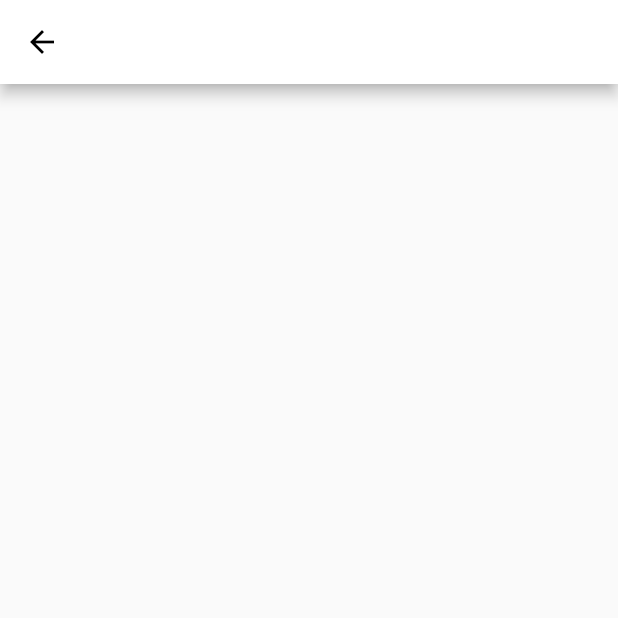
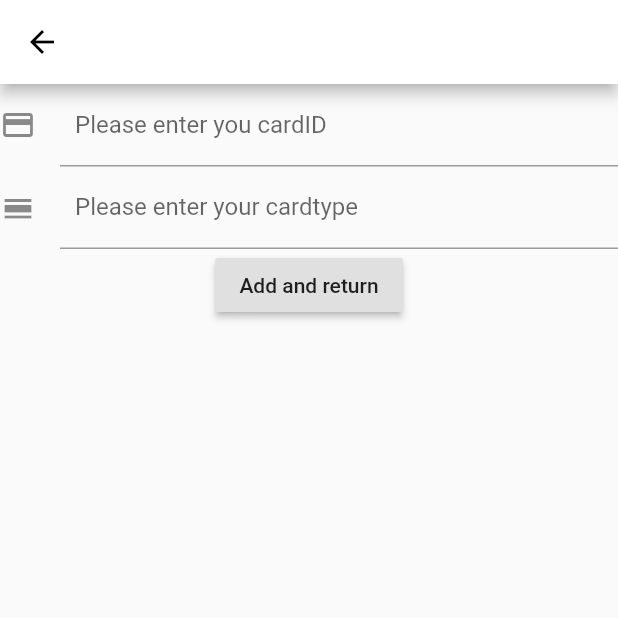
Before and after one commit to Jointlab-ANZ-UESTC/membership-card, a Flutter app: the AddCardWithNumberPage screen opened by its route, on a phone screen of 412 x 824 dp, the top half of it. Run offline on Flutter 3.47's test engine with Material 2 defaults, Android fonts, the phone set to English and light mode, and no system bars; our stand-ins replace dio; network calls fail.

Commit message:
Added AddCardWithNumberPage and connect to AllCardsPage

````diff
--- a/membership_card/lib/model/card_count.dart
+++ b/membership_card/lib/model/card_count.dart
@@ -1,3 +1,5 @@
+import 'dart:convert';
+
 import 'package:flutter/material.dart';
 import 'package:membership_card/model/card_model.dart';
 
--- a/membership_card/lib/model/card_model.dart
+++ b/membership_card/lib/model/card_model.dart
@@ -1,9 +1,23 @@
+import 'dart:convert';
+
 import 'package:flutter/material.dart';
 import 'package:membership_card/pages/all_cards.dart';
 
 
 /// This is the class defining all the card info
 /// It is generally used in [AllCardsState] and [AllCardsPage]
+/// [CardInfo] CONSTRUCTOR ORDER is {[_cardId], [_cardType], [_remark]}
+/// ``` dart
+/// // This is the basic CardInfo constructing method
+/// // ATTENTION for the order of the constructor params!!!
+/// CardInfo cardInfo = CardInfo(cardId, cardType, remark);
+/// ```
+///
+/// Moreover, you can create one CardInfo using [Map] created by [JsonDecoder]
+/// ``` dart
+/// var jsonDecoder = JsonDecoder();
+/// CardInfo cardInfo = CardInfo.fromJson(jsonDecoder.convert(jsonInput));
+/// ```
 class CardInfo extends ChangeNotifier{
   static const String CARD_ID_JSON   = "cardId";
   static const String CARD_TYPE_JSON = "cardType";
@@ -17,7 +31,7 @@ class CardInfo extends ChangeNotifier{
   String get cardType => _cardType;
   String get remark => _remark;
 
-  CardInfo([this._cardId, this._remark, this._cardType]);
+  CardInfo([this._cardId, this._cardType, this._remark]);
 
   CardInfo.fromJson(Map<String, dynamic> json) {
     this._cardId = json[CARD_ID_JSON];
--- a/membership_card/lib/pages/add_cards_with_number.dart
+++ b/membership_card/lib/pages/add_cards_with_number.dart
@@ -1,33 +1,75 @@
 import 'package:flutter/material.dart';
 
-/// This is the Add_Card Page Class especially for adding one card
-/// If user wants to add one card, it needs to go into this page
-/// and write some information such as card number and card name to
-/// finish the card creating procedure
+import 'package:flutter/cupertino.dart';
+import 'package:membership_card/model/card_count.dart';
+import 'package:membership_card/model/card_model.dart';
+import 'package:provider/provider.dart';
+
 class AddCardWithNumberPage extends StatefulWidget {
   @override
-  State<StatefulWidget> createState() {
-    return AddCardWithNumberState();
-  }
+  State<StatefulWidget> createState() => AddCardWithNumberPageState();
 }
 
-class AddCardWithNumberState extends State<AddCardWithNumberPage> {
+class AddCardWithNumberPageState extends State<AddCardWithNumberPage> {
+
+  //card control
+  var cardController = TextEditingController();
+
+  //card type control
+  var cardTypeController = TextEditingController();
+  //Todo: Missing Remark Controller because every card has a remark attr
 
   @override
   Widget build(BuildContext context) {
     return Scaffold(
       appBar: AppBar(
-        backgroundColor: Colors.white,
         leading: IconButton(
-          onPressed: () {
+          onPressed: (){
             Navigator.of(context).pop();
           },
           icon: Icon(Icons.arrow_back),
           color: Colors.black,
         ),
-        //Todo: Add more UI for App bar
+        backgroundColor: Colors.white,
       ),
-      //Todo: Add more UI and interaction for this Add_Card Page
+      body: Column(
+        children: <Widget>[
+          // card input
+          TextField(
+            controller: cardController,
+            keyboardType: TextInputType.number,
+            decoration: InputDecoration(
+              contentPadding: EdgeInsets.all(10.0),
+              icon: Icon(Icons.credit_card),
+              labelText: 'Please enter you cardID',
+            ),
+            autofocus: false,
+          ),
+          //card type input
+          TextField(
+            controller: cardTypeController,
+            keyboardType: TextInputType.text,
+            decoration: InputDecoration(
+              contentPadding: EdgeInsets.all(10.0),
+              icon: Icon(Icons.calendar_view_day),
+              labelText: 'Please enter your cardtype',
+            ),
+            autofocus: false,),
+          Consumer<CardCounter>(
+            builder: (context, counter, child) => RaisedButton(
+              onPressed: () {
+                Navigator.pop(context);
+                counter.addCard(CardInfo(
+                  cardController.value.text,
+                  cardTypeController.value.text,
+                  //Todo: Lost remark controller
+                ));
+              },
+              child: Text('Add and return'),
+            ),
+          ),
+        ],
+      ),
     );
   }
 }
````
Also changed, not shown: membership_card/lib/pages/all_cards.dart (+10 -8 lines).
